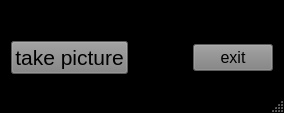
Before: the Qt Designer form mainwindow.ui in tomikais/fotobox, drawn with Qt 5.
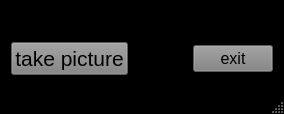
After: the same form once the commit is applied.

Commit message: fix background coloring on macOS

```diff
--- a/mainwindow.ui
+++ b/mainwindow.ui
@@ -7,14 +7,14 @@
     <x>0</x>
     <y>0</y>
     <width>284</width>
-    <height>113</height>
+    <height>114</height>
    </rect>
   </property>
   <property name="windowTitle">
    <string>FotoBox by Thomas Kais ©</string>
   </property>
   <property name="styleSheet">
-   <string notr="true">#MainWindow {
+   <string notr="true">#MainWindow, #statusBar {
 	background-color:black;
 }</string>
   </property>
```
The commit also changes 1 other file.
